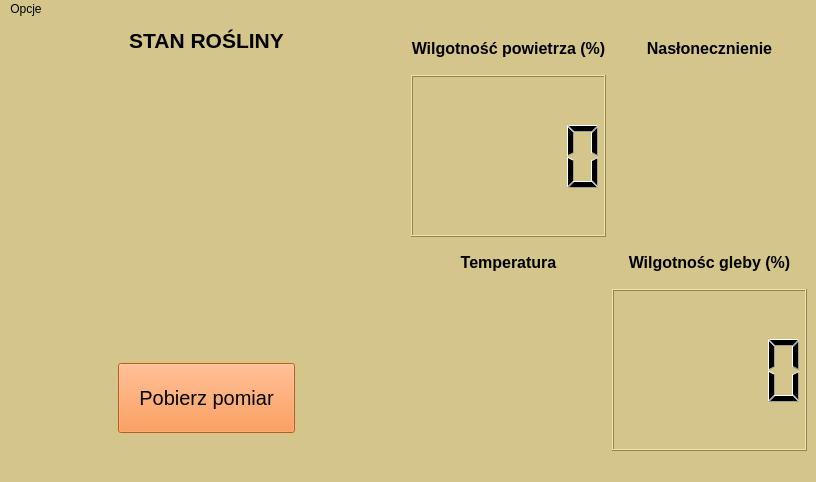
Before: the Qt Designer form PlantMonitoringSystemQt/mainwindow.ui in OlafBieganski/Plant-monitoring-system, drawn with Qt 5.
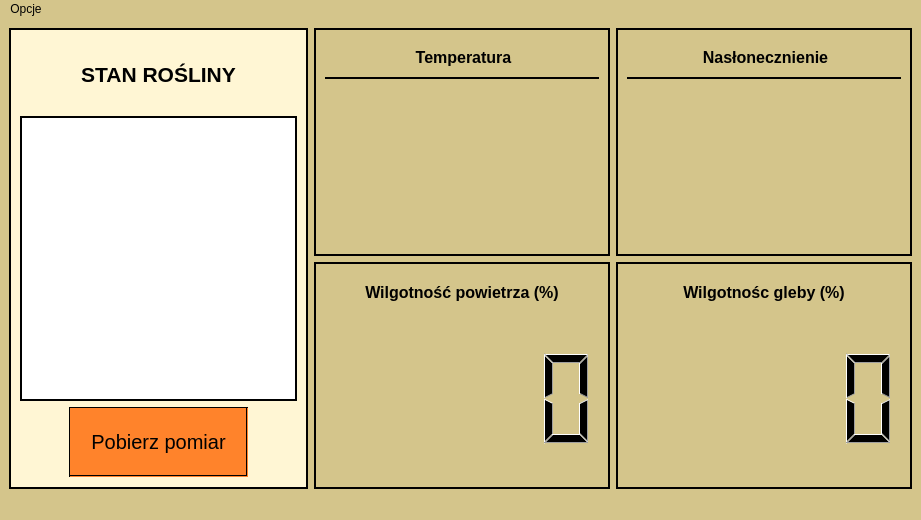
After: the same form once the commit is applied. Custom widgets are drawn as their Qt base class.

Commit message: Changed visuals of main window

What changed in the file:
```diff
--- a/PlantMonitoringSystemQt/mainwindow.ui
+++ b/PlantMonitoringSystemQt/mainwindow.ui
@@ -6,8 +6,8 @@
    <rect>
     <x>0</x>
     <y>0</y>
-    <width>816</width>
-    <height>482</height>
+    <width>921</width>
+    <height>520</height>
    </rect>
   </property>
   <property name="windowTitle">
@@ -17,22 +17,33 @@
    <string notr="true">background:rgb(212, 197, 139)</string>
   </property>
   <widget class="QWidget" name="centralwidget">
-   <layout class="QHBoxLayout" name="horizontalLayout_2">
+   <layout class="QHBoxLayout" name="horizontalLayout" stretch="1,2">
     <item>
-     <layout class="QHBoxLayout" name="horizontalLayout">
-      <item>
-       <layout class="QVBoxLayout" name="verticalLayout_2">
-        <item alignment="Qt::AlignHCenter|Qt::AlignTop">
+     <widget class="QFrame" name="frame">
+      <property name="styleSheet">
+       <string notr="true">border-width: 2px;
+border-style: ridge;
+background-color: rgb(255, 246, 212);</string>
+      </property>
+      <property name="frameShape">
+       <enum>QFrame::StyledPanel</enum>
+      </property>
+      <property name="frameShadow">
+       <enum>QFrame::Raised</enum>
+      </property>
+      <layout class="QVBoxLayout" name="verticalLayout" stretch="1,4,1">
+       <item alignment="Qt::AlignHCenter">
          <widget class="QLabel" name="label_plant_state">
           <property name="styleSheet">
-           <string notr="true">background:rgb(212, 197, 139)</string>
+          <string notr="true">background-color: rgb(255, 246, 212);
+border: none;</string>
           </property>
           <property name="text">
            <string>&lt;html&gt;&lt;head/&gt;&lt;body&gt;&lt;p align=&quot;center&quot;&gt;&lt;span style=&quot; font-size:16pt; font-weight:700;&quot;&gt;STAN ROŚLINY&lt;/span&gt;&lt;/p&gt;&lt;/body&gt;&lt;/html&gt;</string>
           </property>
          </widget>
         </item>
-        <item alignment="Qt::AlignHCenter|Qt::AlignVCenter">
+       <item>
          <widget class="QLabel" name="label_plant_pic">
           <property name="sizePolicy">
            <sizepolicy hsizetype="Preferred" vsizetype="Preferred">
@@ -47,7 +58,7 @@
            </size>
           </property>
           <property name="styleSheet">
-           <string notr="true">background:rgb(212, 197, 139)</string>
+          <string notr="true">background: white;</string>
           </property>
           <property name="text">
            <string/>
@@ -85,54 +96,150 @@
          </widget>
         </item>
        </layout>
+     </widget>
       </item>
       <item>
-       <layout class="QGridLayout" name="gridLayout_2" rowstretch="1,4,1,4">
-        <item row="2" column="0">
+     <layout class="QGridLayout" name="gridLayout_2" rowstretch="0,1,1" columnstretch="1,1">
+      <item row="1" column="0">
+       <widget class="QFrame" name="frame_3">
+        <property name="styleSheet">
+         <string notr="true">QFrame{
+border-width: 2px;
+border-style: ridge;
+}</string>
+        </property>
+        <property name="frameShape">
+         <enum>QFrame::StyledPanel</enum>
+        </property>
+        <property name="frameShadow">
+         <enum>QFrame::Raised</enum>
+        </property>
+        <layout class="QVBoxLayout" name="verticalLayout_3" stretch="1,4">
+         <item>
          <widget class="QLabel" name="label">
+           <property name="styleSheet">
+            <string notr="true">border-top: none;
+border-right: none;
+border-left: none;
+border-bottom-color: black;
+</string>
+           </property>
           <property name="text">
            <string>&lt;html&gt;&lt;head/&gt;&lt;body&gt;&lt;p align=&quot;center&quot;&gt;&lt;span style=&quot; font-size:12pt; font-weight:700;&quot;&gt;Temperatura&lt;/span&gt;&lt;/p&gt;&lt;/body&gt;&lt;/html&gt;</string>
           </property>
          </widget>
         </item>
+         <item>
+          <widget class="RectangleW" name="thermo_widget" native="true">
+           <property name="styleSheet">
+            <string notr="true"/>
+           </property>
+          </widget>
+         </item>
+        </layout>
+       </widget>
+      </item>
+      <item row="1" column="1">
+       <widget class="QFrame" name="frame_4">
+        <property name="styleSheet">
+         <string notr="true">border-width: 2px;
+border-style: ridge;</string>
+        </property>
+        <property name="frameShape">
+         <enum>QFrame::StyledPanel</enum>
+        </property>
+        <property name="frameShadow">
+         <enum>QFrame::Raised</enum>
+        </property>
+        <layout class="QVBoxLayout" name="verticalLayout_4" stretch="1,4">
+         <item>
+          <widget class="QLabel" name="label_4">
+           <property name="styleSheet">
+            <string notr="true">border-top: none;
+border-right: none;
+border-left: none;
+border-bottom-color: black;</string>
+           </property>
+           <property name="text">
+            <string>&lt;html&gt;&lt;head/&gt;&lt;body&gt;&lt;p align=&quot;center&quot;&gt;&lt;span style=&quot; font-size:12pt; font-weight:700;&quot;&gt;Nasłonecznienie&lt;/span&gt;&lt;/p&gt;&lt;/body&gt;&lt;/html&gt;</string>
+           </property>
+          </widget>
+         </item>
+         <item>
+          <widget class="SunW" name="sun_widget" native="true">
+           <property name="styleSheet">
+            <string notr="true">border: none;</string>
+           </property>
+          </widget>
+         </item>
+        </layout>
+       </widget>
+      </item>
         <item row="2" column="1">
+       <widget class="QFrame" name="frame_5">
+        <property name="styleSheet">
+         <string notr="true">border-width: 2px;
+border-style: ridge;</string>
+        </property>
+        <property name="frameShape">
+         <enum>QFrame::StyledPanel</enum>
+        </property>
+        <property name="frameShadow">
+         <enum>QFrame::Raised</enum>
+        </property>
+        <layout class="QVBoxLayout" name="verticalLayout_5" stretch="1,4">
+         <item>
          <widget class="QLabel" name="label_2">
+           <property name="styleSheet">
+            <string notr="true">border: none;</string>
+           </property>
           <property name="text">
            <string>&lt;html&gt;&lt;head/&gt;&lt;body&gt;&lt;p align=&quot;center&quot;&gt;&lt;span style=&quot; font-size:12pt; font-weight:700;&quot;&gt;Wilgotnośc gleby (%)&lt;/span&gt;&lt;/p&gt;&lt;/body&gt;&lt;/html&gt;</string>
           </property>
          </widget>
         </item>
-        <item row="1" column="1">
-         <widget class="SunW" name="sun_widget" native="true"/>
-        </item>
-        <item row="1" column="0">
-         <widget class="QLCDNumber" name="lcd_humidity"/>
-        </item>
-        <item row="3" column="0">
-         <widget class="RectangleW" name="thermo_widget" native="true">
+         <item>
+          <widget class="QLCDNumber" name="lcdGround">
           <property name="styleSheet">
-           <string notr="true"/>
+            <string notr="true">border: none;</string>
           </property>
          </widget>
         </item>
-        <item row="0" column="0">
+        </layout>
+       </widget>
+      </item>
+      <item row="2" column="0">
+       <widget class="QFrame" name="frame_2">
+        <property name="styleSheet">
+         <string notr="true">border-width: 2px;
+border-style: ridge;</string>
+        </property>
+        <property name="frameShape">
+         <enum>QFrame::StyledPanel</enum>
+        </property>
+        <property name="frameShadow">
+         <enum>QFrame::Raised</enum>
+        </property>
+        <layout class="QVBoxLayout" name="verticalLayout_2" stretch="1,4">
+         <item>
          <widget class="QLabel" name="label_3">
+           <property name="styleSheet">
+            <string notr="true">border: none;</string>
+           </property>
           <property name="text">
            <string>&lt;html&gt;&lt;head/&gt;&lt;body&gt;&lt;p align=&quot;center&quot;&gt;&lt;span style=&quot; font-size:12pt; font-weight:700;&quot;&gt;Wilgotność powietrza (%)&lt;/span&gt;&lt;/p&gt;&lt;/body&gt;&lt;/html&gt;</string>
           </property>
          </widget>
         </item>
-        <item row="0" column="1">
-         <widget class="QLabel" name="label_4">
-          <property name="text">
-           <string>&lt;html&gt;&lt;head/&gt;&lt;body&gt;&lt;p align=&quot;center&quot;&gt;&lt;span style=&quot; font-size:12pt; font-weight:700;&quot;&gt;Nasłonecznienie&lt;/span&gt;&lt;/p&gt;&lt;/body&gt;&lt;/html&gt;</string>
+         <item>
+          <widget class="QLCDNumber" name="lcd_humidity">
+           <property name="styleSheet">
+            <string notr="true">border: none;</string>
           </property>
          </widget>
         </item>
-        <item row="3" column="1">
-         <widget class="QLCDNumber" name="lcdGround"/>
-        </item>
-       </layout>
+        </layout>
+       </widget>
       </item>
      </layout>
     </item>
@@ -144,8 +251,8 @@
     <rect>
      <x>0</x>
      <y>0</y>
-     <width>816</width>
-     <height>21</height>
+     <width>921</width>
+     <height>25</height>
     </rect>
    </property>
    <widget class="QMenu" name="menuPort_COM">
```
Lines whose indentation alone changed are shown as unchanged.
